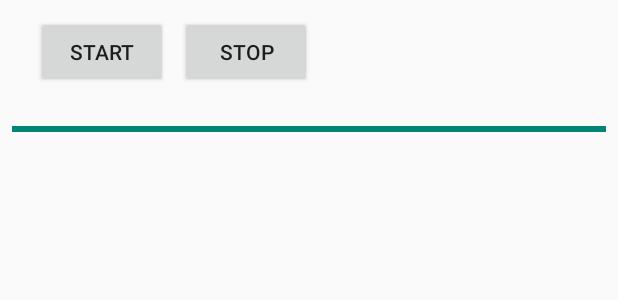
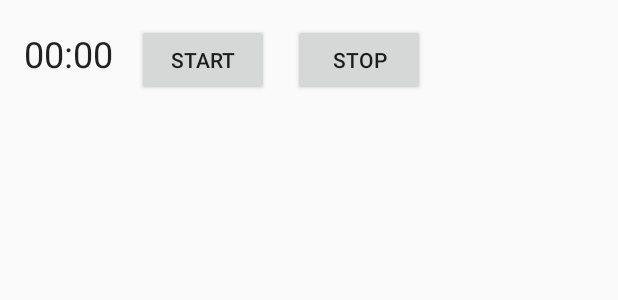
Before and after one commit to amueller-89/RestTimer, an Android app built with Jetpack Compose: the layout notification_timer.xml on its own in the app's theme, with its tools: preview values and no code run, on a phone screen of 412 x 824 dp. Shown: the top 300 px of the screen. Run offline under Robolectric (Android 15) with nearby library versions, the light colour scheme and no system bars.

Commit message:
added chronometer instead of updating the notifs....

```diff
--- a/app/src/main/AndroidManifest.xml
+++ b/app/src/main/AndroidManifest.xml
@@ -4,6 +4,8 @@
     <uses-permission android:name="android.permission.FOREGROUND_SERVICE" />
     <uses-permission android:name="android.permission.FOREGROUND_SERVICE_MEDIA_PLAYBACK" />
     <uses-permission android:name="android.permission.POST_NOTIFICATIONS" />
+    <uses-permission android:name="android.permission.MODIFY_AUDIO_SETTINGS" />
+
     <application
         android:allowBackup="true"
         android:dataExtractionRules="@xml/data_extraction_rules"
--- a/app/src/main/res/layout/notification_timer.xml
+++ b/app/src/main/res/layout/notification_timer.xml
@@ -1,48 +1,29 @@
+<?xml version="1.0" encoding="utf-8"?>
 <LinearLayout xmlns:android="http://schemas.android.com/apk/res/android"
     android:layout_width="match_parent"
     android:layout_height="wrap_content"
-    android:orientation="vertical"
-    android:padding="8dp">
+    android:orientation="horizontal"
+    android:padding="16dp">
 
-    <!-- Row with Timer TextView and Buttons -->
-    <LinearLayout
-        android:layout_width="match_parent"
-        android:layout_height="wrap_content"
-        android:orientation="horizontal"
-        android:gravity="center_vertical">
-
-        <!-- Timer TextView -->
-        <TextView
-            android:id="@+id/tv_timer"
+    <Chronometer
+        android:id="@+id/chronometer"
         android:layout_width="wrap_content"
         android:layout_height="wrap_content"
-            android:textColor="@android:color/white"
-            android:textSize="40sp"
-            android:layout_marginEnd="16dp"/>
+        android:textSize="24sp"
+        android:layout_marginEnd="16dp"
+        android:format="%s" />
 
-        <!-- Start Button -->
     <Button
         android:id="@+id/btn_start"
         android:layout_width="wrap_content"
         android:layout_height="wrap_content"
-            android:text="@string/start"
-            android:layout_marginEnd="8dp"/>
+        android:layout_marginEnd="16dp"
+        android:text="Start" />
 
-        <!-- Stop Button -->
     <Button
         android:id="@+id/btn_stop"
         android:layout_width="wrap_content"
         android:layout_height="wrap_content"
-            android:text="@string/stop"/>
+        android:layout_marginEnd="16dp"
+        android:text="Stop" />
 </LinearLayout>
-
-    <!-- Progress Bar -->
-    <ProgressBar
-        android:id="@+id/progress_bar"
-        style="?android:attr/progressBarStyleHorizontal"
-        android:layout_width="match_parent"
-        android:layout_height="wrap_content"
-        android:max="100"
-        android:progress="100"
-        android:layout_marginTop="16dp"/>
-</LinearLayout>
--- a/gradle/libs.versions.toml
+++ b/gradle/libs.versions.toml
@@ -10,6 +10,7 @@ activityCompose = "1.8.0"
 composeBom = "2024.04.01"
 viewModel = "2.8.6"
 appcompat = "1.7.0"
+media3CommonKtx = "1.4.1"
 
 [libraries]
 androidx-core-ktx = { group = "androidx.core", name = "core-ktx", version.ref = "coreKtx" }
@@ -28,6 +29,7 @@ androidx-ui-test-manifest = { group = "androidx.compose.ui", name = "ui-test-man
 androidx-ui-test-junit4 = { group = "androidx.compose.ui", name = "ui-test-junit4" }
 androidx-material3 = { group = "androidx.compose.material3", name = "material3" }
 androidx-appcompat = { group = "androidx.appcompat", name = "appcompat", version.ref = "appcompat" }
+androidx-media3-common-ktx = { group = "androidx.media3", name = "media3-common-ktx", version.ref = "media3CommonKtx" }
 
 
 [plugins]
```
Also changed, not shown: app/src/main/java/com/example/resttimer/TimerService.kt (+56 -48 lines). Lines whose indentation alone changed are shown as unchanged.
